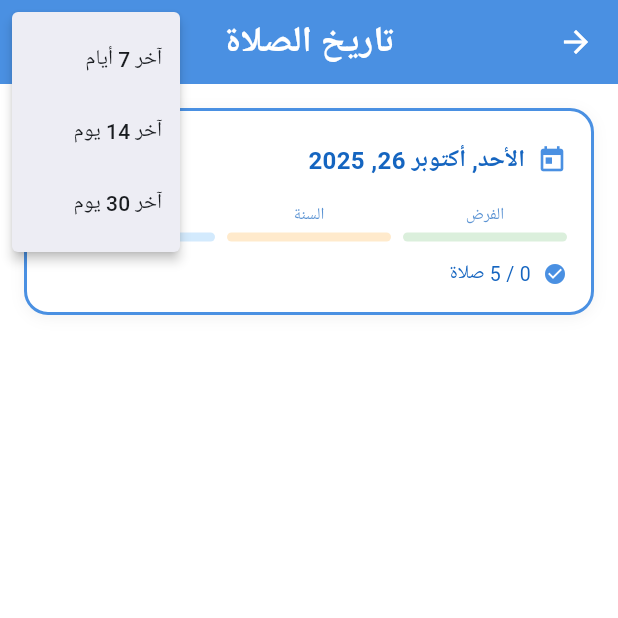
After one commit to ithabetz/daily-muslim-routine-kids, a Flutter app: the PrayerHistoryScreen screen opened directly, after a tap on the "filter list" icon, on a phone screen of 412 x 824 dp, the top half of it. The commit adds this screen. Run offline on Flutter 3.47's test engine with Material 3 defaults, Android fonts, the phone set to English and light mode, and no system bars; our stand-ins replace adhan, cloud_firestore, firebase_auth, firebase_core, flutter_local_notifications, geocoding and 3 more; accounts and stored records are empty.

Commit message:
History Screen

```diff
--- a/lib/l10n/app_ar.arb
+++ b/lib/l10n/app_ar.arb
@@ -243,5 +243,13 @@
   "timeUntilNext": "في {hours} ساعة و {minutes} دقيقة",
   "timeUntilNextMinutes": "في {minutes} دقيقة",
   "syncFailedWithError": "فشل في المزامنة: {error}",
-  "errorWithMessage": "خطأ: {message}"
+  "errorWithMessage": "خطأ: {message}",
+
+  "@_HISTORY": {},
+  "prayerHistory": "تاريخ الصلاة",
+  "last7Days": "آخر 7 أيام",
+  "last14Days": "آخر 14 يوم",
+  "last30Days": "آخر 30 يوم",
+  "noHistoryFound": "لم يتم العثور على تاريخ",
+  "prayers": "صلاة"
 }
--- a/lib/l10n/app_localizations.dart
+++ b/lib/l10n/app_localizations.dart
@@ -1311,6 +1311,42 @@ abstract class AppLocalizations {
   /// In ar, this message translates to:
   /// **'خطأ: {message}'**
   String errorWithMessage(Object message);
+
+  /// No description provided for @prayerHistory.
+  ///
+  /// In ar, this message translates to:
+  /// **'تاريخ الصلاة'**
+  String get prayerHistory;
+
+  /// No description provided for @last7Days.
+  ///
+  /// In ar, this message translates to:
+  /// **'آخر 7 أيام'**
+  String get last7Days;
+
+  /// No description provided for @last14Days.
+  ///
+  /// In ar, this message translates to:
+  /// **'آخر 14 يوم'**
+  String get last14Days;
+
+  /// No description provided for @last30Days.
+  ///
+  /// In ar, this message translates to:
+  /// **'آخر 30 يوم'**
+  String get last30Days;
+
+  /// No description provided for @noHistoryFound.
+  ///
+  /// In ar, this message translates to:
+  /// **'لم يتم العثور على تاريخ'**
+  String get noHistoryFound;
+
+  /// No description provided for @prayers.
+  ///
+  /// In ar, this message translates to:
+  /// **'صلاة'**
+  String get prayers;
 }
 
 class _AppLocalizationsDelegate
--- a/lib/l10n/app_localizations_ar.dart
+++ b/lib/l10n/app_localizations_ar.dart
@@ -639,4 +639,22 @@ class AppLocalizationsAr extends AppLocalizations {
   String errorWithMessage(Object message) {
     return 'خطأ: $message';
   }
+
+  @override
+  String get prayerHistory => 'تاريخ الصلاة';
+
+  @override
+  String get last7Days => 'آخر 7 أيام';
+
+  @override
+  String get last14Days => 'آخر 14 يوم';
+
+  @override
+  String get last30Days => 'آخر 30 يوم';
+
+  @override
+  String get noHistoryFound => 'لم يتم العثور على تاريخ';
+
+  @override
+  String get prayers => 'صلاة';
 }
--- a/lib/models/prayer.dart
+++ b/lib/models/prayer.dart
@@ -63,7 +63,6 @@ class PrayerTask {
   final TaskType taskType = TaskType.fard; // Prayers are Fard (mandatory)
   bool isCompleted;
   bool prayedOnTime;
-  bool inMosque;
   bool prayedOutOfTime;
 
   PrayerTask({
@@ -71,7 +70,6 @@ class PrayerTask {
     required this.time,
     this.isCompleted = false,
     this.prayedOnTime = false,
-    this.inMosque = false,
     this.prayedOutOfTime = false,
   });
 
@@ -81,7 +79,6 @@ class PrayerTask {
       'time': time.toIso8601String(),
       'isCompleted': isCompleted,
       'prayedOnTime': prayedOnTime,
-      'inMosque': inMosque,
       'prayedOutOfTime': prayedOutOfTime,
     };
   }
@@ -94,7 +91,6 @@ class PrayerTask {
       time: DateTime.parse(json['time']),
       isCompleted: json['isCompleted'] ?? false,
       prayedOnTime: json['prayedOnTime'] ?? false,
-      inMosque: json['inMosque'] ?? false,
       prayedOutOfTime: json['prayedOutOfTime'] ?? false,
     );
   }
@@ -102,29 +98,22 @@ class PrayerTask {
   double get score {
     if (!isCompleted) return 0.0;
 
-    // New scoring system: each prayer max 10.0 points
-    // - 5.0 points for praying on time
-    // - 5.0 points for praying in mosque
-    // - If prayed out of time: only 2.5 points (no mosque bonus)
-
-    double totalScore = 0.0;
+    // Simplified scoring system:
+    // - 10 points for praying on time
+    // - 5 points for praying out of time
+    // - On-time and out-of-time are mutually exclusive
 
     if (prayedOnTime) {
-      totalScore += 5.0; // Five points for on time
+      return 10.0;
     }
 
-    if (inMosque && prayedOnTime) {
-      totalScore += 5.0; // Five points for in mosque (only if prayed on time)
+    if (prayedOutOfTime) {
+      return 5.0;
     }
 
-    // If prayed out of time but not on time, only 2.5 points
-    if (prayedOutOfTime && !prayedOnTime) {
-      totalScore = 2.5;
-    }
-
-    return totalScore;
+    return 0.0;
   }
 
-  // Maximum possible score per prayer (on time)
+  // Maximum possible score per prayer
   static const double maxScore = 10.0;
 }
--- a/lib/providers/app_provider.dart
+++ b/lib/providers/app_provider.dart
@@ -385,7 +385,6 @@ class AppProvider with ChangeNotifier {
   Future<void> updatePrayerDetails({
     required PrayerType prayerType,
     bool? prayedOnTime,
-    bool? inMosque,
     bool? prayedOutOfTime,
   }) async {
     if (_todayProgress == null) return;
@@ -393,9 +392,7 @@ class AppProvider with ChangeNotifier {
     _todayProgress = _todayProgress!.updatePrayerDetails(
       prayerType: prayerType,
       prayedOnTime: prayedOnTime,
-      inMosque: inMosque,
       prayedOutOfTime: prayedOutOfTime,
-      gender: _userProfile?.gender,
     );
     await StorageService.saveDailyProgress(_todayProgress!);
 
@@ -458,7 +455,6 @@ class AppProvider with ChangeNotifier {
         time: DateTime.now(),
         isCompleted: false,
         prayedOnTime: false,
-        inMosque: false,
         prayedOutOfTime: false,
       ),
     );
--- /dev/null
+++ b/lib/screens/prayer_history_screen.dart
@@ -0,0 +1,317 @@
+import 'package:flutter/material.dart';
+import '../models/daily_progress.dart';
+import '../services/storage_service.dart';
+import '../theme/kid_theme.dart';
+import '../l10n/app_localizations.dart';
+import '../utils/date_formatter.dart';
+
+class PrayerHistoryScreen extends StatefulWidget {
+  const PrayerHistoryScreen({super.key});
+
+  @override
+  State<PrayerHistoryScreen> createState() => _PrayerHistoryScreenState();
+}
+
+class _PrayerHistoryScreenState extends State<PrayerHistoryScreen> {
+  List<DailyProgress> _history = [];
+  bool _isLoading = true;
+  int _daysToShow = 7; // Default to last 7 days
+
+  @override
+  void initState() {
+    super.initState();
+    _loadHistory();
+  }
+
+  Future<void> _loadHistory() async {
+    setState(() {
+      _isLoading = true;
+    });
+
+    try {
+      final allProgress = await StorageService.loadAllDailyProgress();
+      final now = DateTime.now();
+
+      // Filter to last N days and sort by date descending
+      _history = allProgress
+          .where((progress) {
+            final daysDiff = now.difference(progress.date).inDays;
+            return daysDiff >= 0 && daysDiff < _daysToShow;
+          })
+          .toList();
+
+      _history.sort((a, b) => b.date.compareTo(a.date));
+    } catch (e) {
+      // Handle error
+      _history = [];
+    } finally {
+      setState(() {
+        _isLoading = false;
+      });
+    }
+  }
+
+  @override
+  Widget build(BuildContext context) {
+    final l10n = AppLocalizations.of(context)!;
+
+    return Scaffold(
+      appBar: AppBar(
+        backgroundColor: KidTheme.primaryBlue,
+        foregroundColor: Colors.white,
+        title: Text(l10n.prayerHistory),
+        actions: [
+          PopupMenuButton<int>(
+            icon: const Icon(Icons.filter_list),
+            onSelected: (value) {
+              setState(() {
+                _daysToShow = value;
+                _loadHistory();
+              });
+            },
+            itemBuilder: (context) => [
+              PopupMenuItem(
+                value: 7,
+                child: Text(l10n.last7Days),
+              ),
+              PopupMenuItem(
+                value: 14,
+                child: Text(l10n.last14Days),
+              ),
+              PopupMenuItem(
+                value: 30,
+                child: Text(l10n.last30Days),
+              ),
+            ],
+          ),
+        ],
+      ),
+      body: _isLoading
+          ? const Center(child: CircularProgressIndicator())
+          : _history.isEmpty
+              ? _buildEmptyState(l10n)
+              : _buildHistoryList(l10n),
+    );
+  }
+
+  Widget _buildEmptyState(AppLocalizations l10n) {
+    return Center(
+      child: Column(
+        mainAxisAlignment: MainAxisAlignment.center,
+        children: [
+          Icon(
+            Icons.history,
+            size: 64,
+            color: KidTheme.primaryBlue.withOpacity(0.5),
+          ),
+          const SizedBox(height: 16),
+          Text(
+            l10n.noHistoryFound,
+            style: TextStyle(
+              fontSize: 18,
+              color: KidTheme.darkBlue.withOpacity(0.7),
+            ),
+          ),
+        ],
+      ),
+    );
+  }
+
+  Widget _buildHistoryList(AppLocalizations l10n) {
+    return ListView.builder(
+      padding: const EdgeInsets.all(16),
+      itemCount: _history.length,
+      itemBuilder: (context, index) {
+        final progress = _history[index];
+        return _buildHistoryCard(progress, l10n);
+      },
+    );
+  }
+
+  Widget _buildHistoryCard(DailyProgress progress, AppLocalizations l10n) {
+    final isToday = progress.date.year == DateTime.now().year &&
+        progress.date.month == DateTime.now().month &&
+        progress.date.day == DateTime.now().day;
+
+    final breakdown = progress.getScoreBreakdown();
+    final totalScore = progress.getTotalScore();
+    final completionRate = (totalScore / 100) * 100;
+
+    return Container(
+      margin: const EdgeInsets.only(bottom: 12),
+      decoration: BoxDecoration(
+        color: Colors.white,
+        borderRadius: BorderRadius.circular(16),
+        border: Border.all(
+          color: isToday
+              ? KidTheme.primaryBlue
+              : KidTheme.primaryBlue.withOpacity(0.2),
+          width: isToday ? 2 : 1,
+        ),
+        boxShadow: [
+          BoxShadow(
+            color: Colors.black.withOpacity(0.05),
+            blurRadius: 8,
+            offset: const Offset(0, 2),
+          ),
+        ],
+      ),
+      child: Padding(
+        padding: const EdgeInsets.all(16),
+        child: Column(
+          crossAxisAlignment: CrossAxisAlignment.start,
+          children: [
+            // Date and Score
+            Row(
+              children: [
+                Icon(
+                  isToday ? Icons.today : Icons.calendar_today,
+                  color: KidTheme.primaryBlue,
+                  size: 20,
+                ),
+                const SizedBox(width: 8),
+                Expanded(
+                  child: Text(
+                    DateFormatter.formatDate(progress.date, 'EEEE, MMMM d, y', context),
+                    style: TextStyle(
+                      fontSize: 16,
+                      fontWeight: FontWeight.bold,
+                      color: KidTheme.darkBlue,
+                    ),
+                  ),
+                ),
+                Container(
+                  padding: const EdgeInsets.symmetric(horizontal: 12, vertical: 6),
+                  decoration: BoxDecoration(
+                    color: _getScoreColor(completionRate).withOpacity(0.1),
+                    borderRadius: BorderRadius.circular(20),
+                  ),
+                  child: Text(
+                    '${totalScore.toInt()} ${l10n.points}',
+                    style: TextStyle(
+                      fontSize: 14,
+                      fontWeight: FontWeight.bold,
+                      color: _getScoreColor(completionRate),
+                    ),
+                  ),
+                ),
+              ],
+            ),
+
+            const SizedBox(height: 12),
+
+            // Progress Breakdown
+            Row(
+              children: [
+                Expanded(
+                  child: _buildMiniProgressBar(
+                    l10n.fardLabel,
+                    breakdown['fard'] ?? 0.0,
+                    50.0,
+                    KidTheme.fardPrayerColor,
+                  ),
+                ),
+                const SizedBox(width: 8),
+                Expanded(
+                  child: _buildMiniProgressBar(
+                    l10n.sunnahLabel,
+                    breakdown['sunnah'] ?? 0.0,
+                    30.0,
+                    KidTheme.sunnahPrayerColor,
+                  ),
+                ),
+                const SizedBox(width: 8),
+                Expanded(
+                  child: _buildMiniProgressBar(
+                    l10n.azkarLabel,
+                    breakdown['azkar'] ?? 0.0,
+                    20.0,
+                    KidTheme.azkarPrayerColor,
+                  ),
+                ),
+              ],
+            ),
+
+            const SizedBox(height: 12),
+
+            // Prayer Completion Status
+            _buildPrayerStatus(progress, l10n),
+          ],
+        ),
+      ),
+    );
+  }
+
+  Widget _buildMiniProgressBar(String label, double value, double max, Color color) {
+    final percentage = (value / max).clamp(0.0, 1.0);
+
+    return Column(
+      children: [
+        Text(
+          label,
+          style: TextStyle(
+            fontSize: 11,
+            color: KidTheme.darkBlue.withOpacity(0.7),
+          ),
+        ),
+        const SizedBox(height: 4),
+        Stack(
+          children: [
+            Container(
+              height: 6,
+              decoration: BoxDecoration(
+                color: color.withOpacity(0.2),
+                borderRadius: BorderRadius.circular(3),
+              ),
+            ),
+            FractionallySizedBox(
+              widthFactor: percentage,
+              child: Container(
+                height: 6,
+                decoration: BoxDecoration(
+                  color: color,
+                  borderRadius: BorderRadius.circular(3),
+                ),
+              ),
+            ),
+          ],
+        ),
+      ],
+    );
+  }
+
+  Widget _buildPrayerStatus(DailyProgress progress, AppLocalizations l10n) {
+    final completedCount = progress.prayers.where((p) => p.isCompleted).length;
+    final totalCount = progress.prayers.length;
+
+    return Row(
+      children: [
+        Icon(
+          Icons.check_circle,
+          color: KidTheme.primaryBlue,
+          size: 16,
+        ),
+        const SizedBox(width: 8),
+        Text(
+          '$completedCount / $totalCount ${l10n.prayers}',
+          style: TextStyle(
+            fontSize: 13,
+            color: KidTheme.darkBlue,
+          ),
+        ),
+      ],
+    );
+  }
+
+  Color _getScoreColor(double percentage) {
+    if (percentage >= 90) {
+      return KidTheme.primaryGreen;
+    } else if (percentage >= 70) {
+      return KidTheme.primaryBlue;
+    } else if (percentage >= 50) {
+      return KidTheme.primaryYellow;
+    } else {
+      return KidTheme.darkOrange;
+    }
+  }
+}
```
Also changed, not shown: lib/models/daily_progress.dart (+7 -41 lines), lib/screens/prayers_screen.dart (+9 -0 lines), lib/widgets/prayer_card.dart (+8 -114 lines).
